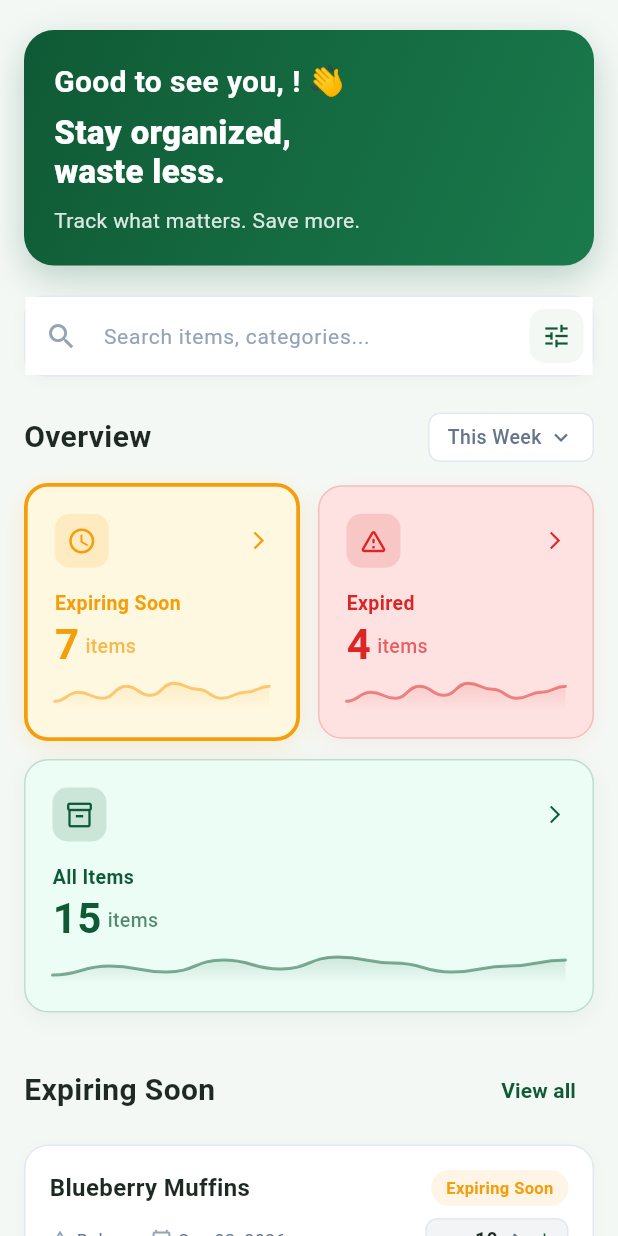
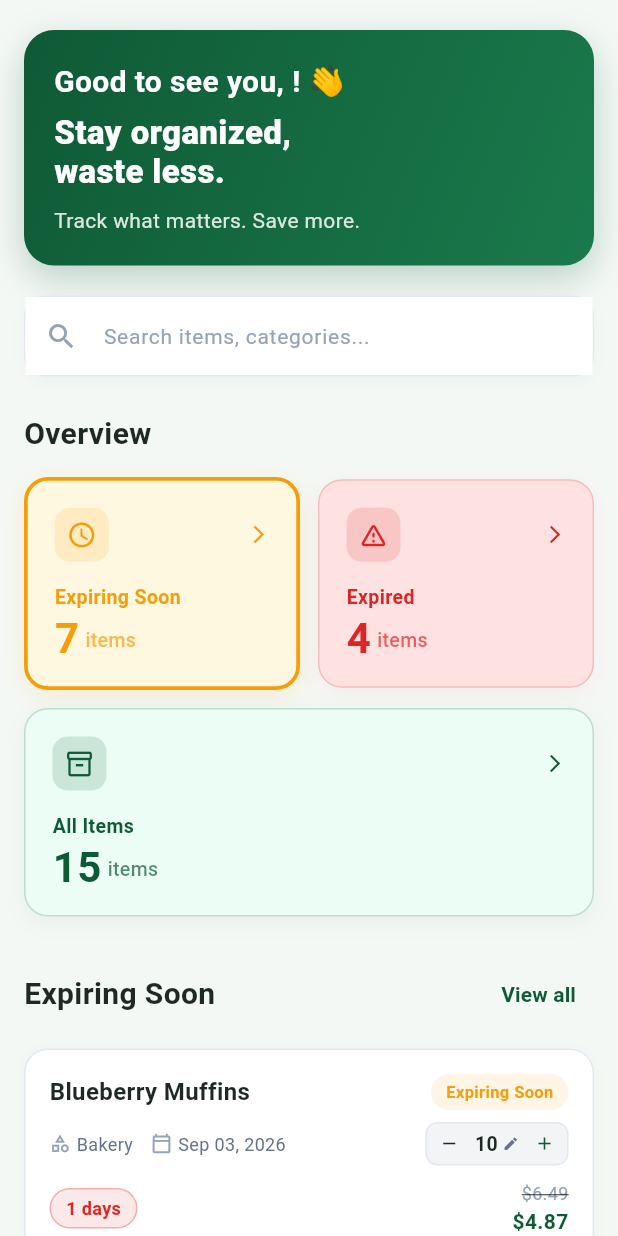
Before and after one commit to ShradhaSaxena23/SmartShelf, a Flutter app: the DashboardScreen widget shown alone on an empty page, opened directly, after a tap on "Expiring Soon", on a phone screen of 412 x 824 dp. Run offline on Flutter 3.47's test engine with Material 3 defaults, Android fonts, the phone set to English and light mode, and no system bars; our stand-ins replace geolocator, image_picker; accounts and stored records are empty.

Commit message:
dashboard table fixation all products are shown now and fixed search box and removed unnecessary

```diff
--- a/lib/screens/dashboard_screen.dart
+++ b/lib/screens/dashboard_screen.dart
@@ -22,6 +22,8 @@ class _DashboardScreenState extends State<DashboardScreen>
   late AnimationController _animController;
   late Animation<double> _fadeIn;
   DashboardFilter _selectedFilter = DashboardFilter.all;
+  final TextEditingController _searchController = TextEditingController();
+  String _searchQuery = '';
 
   @override
   void initState() {
@@ -46,6 +48,7 @@ class _DashboardScreenState extends State<DashboardScreen>
   @override
   void dispose() {
     _animController.dispose();
+    _searchController.dispose();
     super.dispose();
   }
 
@@ -106,43 +109,13 @@ class _DashboardScreenState extends State<DashboardScreen>
             const SizedBox(height: 24),
 
             // ── Overview Section ──
-            Row(
-              mainAxisAlignment: MainAxisAlignment.spaceBetween,
-              children: [
-                const Text(
-                  'Overview',
-                  style: TextStyle(
-                    fontSize: 20,
-                    fontWeight: FontWeight.bold,
-                    color: AppTheme.textPrimary,
-                  ),
-                ),
-                Container(
-                  padding:
-                      const EdgeInsets.symmetric(horizontal: 12, vertical: 6),
-                  decoration: BoxDecoration(
-                    color: Colors.white,
-                    borderRadius: BorderRadius.circular(8),
-                    border: Border.all(color: AppTheme.cardBorder),
-                  ),
-                  child: const Row(
-                    mainAxisSize: MainAxisSize.min,
-                    children: [
-                      Text(
-                        'This Week',
-                        style: TextStyle(
-                          fontSize: 13,
-                          color: AppTheme.textSecondary,
-                          fontWeight: FontWeight.w500,
-                        ),
-                      ),
-                      SizedBox(width: 4),
-                      Icon(Icons.keyboard_arrow_down,
-                          size: 18, color: AppTheme.textSecondary),
-                    ],
-                  ),
-                ),
-              ],
+            const Text(
+              'Overview',
+              style: TextStyle(
+                fontSize: 20,
+                fontWeight: FontWeight.bold,
+                color: AppTheme.textPrimary,
+              ),
             ),
             const SizedBox(height: 14),
 
@@ -250,19 +223,27 @@ class _DashboardScreenState extends State<DashboardScreen>
         ],
       ),
       child: TextField(
+        controller: _searchController,
+        onChanged: (val) {
+          setState(() {
+            _searchQuery = val.trim();
+          });
+        },
         decoration: InputDecoration(
           hintText: 'Search items, categories...',
           hintStyle: const TextStyle(color: AppTheme.textMuted, fontSize: 14),
           prefixIcon: const Icon(Icons.search, color: AppTheme.textMuted, size: 22),
-          suffixIcon: Container(
-            margin: const EdgeInsets.all(6),
-            padding: const EdgeInsets.all(8),
-            decoration: BoxDecoration(
-              color: AppTheme.backgroundMint,
-              borderRadius: BorderRadius.circular(10),
-            ),
-            child: const Icon(Icons.tune, color: AppTheme.primaryGreen, size: 20),
-          ),
+          suffixIcon: _searchQuery.isNotEmpty
+              ? IconButton(
+                  icon: const Icon(Icons.clear, color: AppTheme.textMuted, size: 20),
+                  onPressed: () {
+                    _searchController.clear();
+                    setState(() {
+                      _searchQuery = '';
+                    });
+                  },
+                )
+              : null,
           border: InputBorder.none,
           enabledBorder: InputBorder.none,
           focusedBorder: InputBorder.none,
@@ -377,15 +358,31 @@ class _DashboardScreenState extends State<DashboardScreen>
   }
 
   List<ProductModel> _getFilteredProducts(ProductProvider provider) {
+    List<ProductModel> list;
     switch (_selectedFilter) {
       case DashboardFilter.expiringSoon:
-        return provider.expiringSoonProducts;
+        list = provider.expiringSoonProducts;
+        break;
       case DashboardFilter.expired:
-        return provider.expiredProducts;
+        list = provider.expiredProducts;
+        break;
       case DashboardFilter.all:
       default:
-        return provider.allProducts;
+        list = provider.allProducts;
+        break;
     }
+
+    if (_searchQuery.isNotEmpty) {
+      final q = _searchQuery.toLowerCase();
+      return list.where((p) {
+        final nameMatch = p.name.toLowerCase().contains(q);
+        final categoryMatch = p.category.toLowerCase().contains(q);
+        final brandMatch = (p.brand ?? '').toLowerCase().contains(q);
+        return nameMatch || categoryMatch || brandMatch;
+      }).toList();
+    }
+
+    return list;
   }
 
   String get _sectionTitle {
@@ -402,7 +399,6 @@ class _DashboardScreenState extends State<DashboardScreen>
 
   Widget _buildProductsSection(ProductProvider provider, bool isDesktop) {
     final items = _getFilteredProducts(provider);
-    final top5 = items.take(5).toList();
 
     return Column(
       crossAxisAlignment: CrossAxisAlignment.start,
@@ -431,7 +427,7 @@ class _DashboardScreenState extends State<DashboardScreen>
           ],
         ),
         const SizedBox(height: 12),
-        if (top5.isEmpty)
+        if (items.isEmpty)
           Container(
             width: double.infinity,
             padding: const EdgeInsets.all(32),
@@ -448,9 +444,9 @@ class _DashboardScreenState extends State<DashboardScreen>
             ),
           )
         else if (isDesktop)
-          _buildProductsTable(top5)
+          _buildProductsTable(items)
         else
-          _buildProductsCards(top5),
+          _buildProductsCards(items),
       ],
     );
   }
@@ -1290,67 +1286,11 @@ class _OverviewCard extends StatelessWidget {
                 ),
               ],
             ),
-            const SizedBox(height: 10),
-            CustomPaint(
-              size: const Size(double.infinity, 20),
-              painter: _SparklinePainter(color: color),
-            ),
           ],
         ),
       ),
     );
   }
-}
-
-class _SparklinePainter extends CustomPainter {
-  final Color color;
-  _SparklinePainter({required this.color});
-
-  @override
-  void paint(Canvas canvas, Size size) {
-    final paint = Paint()
-      ..color = color.withOpacity(0.5)
-      ..strokeWidth = 2
-      ..style = PaintingStyle.stroke
-      ..strokeCap = StrokeCap.round;
-
-    final path = Path();
-    final points = [0.3, 0.6, 0.4, 0.8, 0.5, 0.9, 0.7, 0.4, 0.6, 0.8];
-    final stepX = size.width / (points.length - 1);
-
-    for (int i = 0; i < points.length; i++) {
-      final x = i * stepX;
-      final y = size.height * (1 - points[i]);
-      if (i == 0) {
-        path.moveTo(x, y);
-      } else {
-        final prevX = (i - 1) * stepX;
-        final prevY = size.height * (1 - points[i - 1]);
-        final ctrlX = (prevX + x) / 2;
-        path.cubicTo(ctrlX, prevY, ctrlX, y, x, y);
-      }
-    }
-
-    canvas.drawPath(path, paint);
-
-    final fillPaint = Paint()
-      ..shader = LinearGradient(
-        begin: Alignment.topCenter,
-        end: Alignment.bottomCenter,
-        colors: [color.withOpacity(0.15), color.withOpacity(0.0)],
-      ).createShader(Rect.fromLTWH(0, 0, size.width, size.height))
-      ..style = PaintingStyle.fill;
-
-    final fillPath = Path.from(path)
-      ..lineTo(size.width, size.height)
-      ..lineTo(0, size.height)
-      ..close();
-
-    canvas.drawPath(fillPath, fillPaint);
-  }
-
-  @override
-  bool shouldRepaint(covariant CustomPainter oldDelegate) => false;
 }
 
 class _DaysLeftBadge extends StatelessWidget {
```
